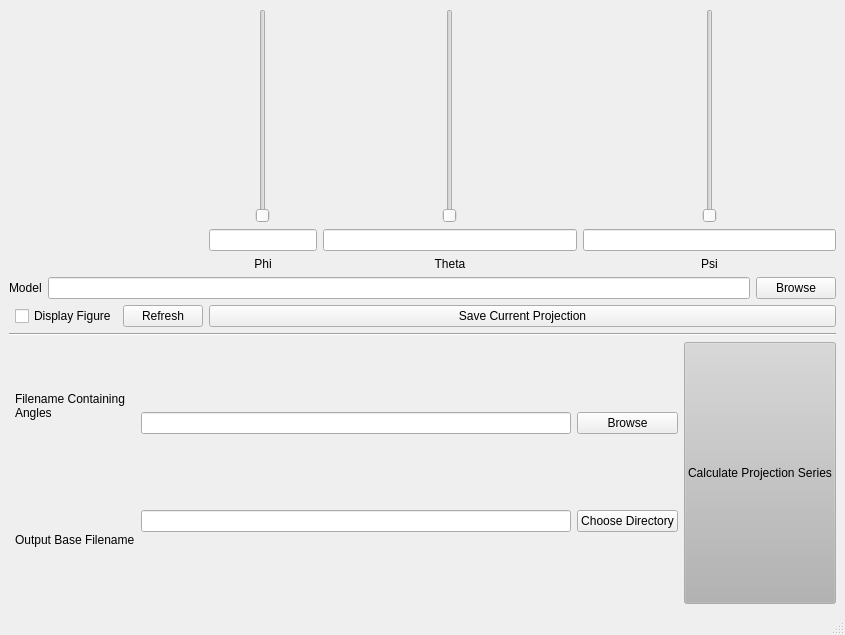
Qt form projectioncalculator.ui (genfire-em/GENFIRE-Python) before a commit.
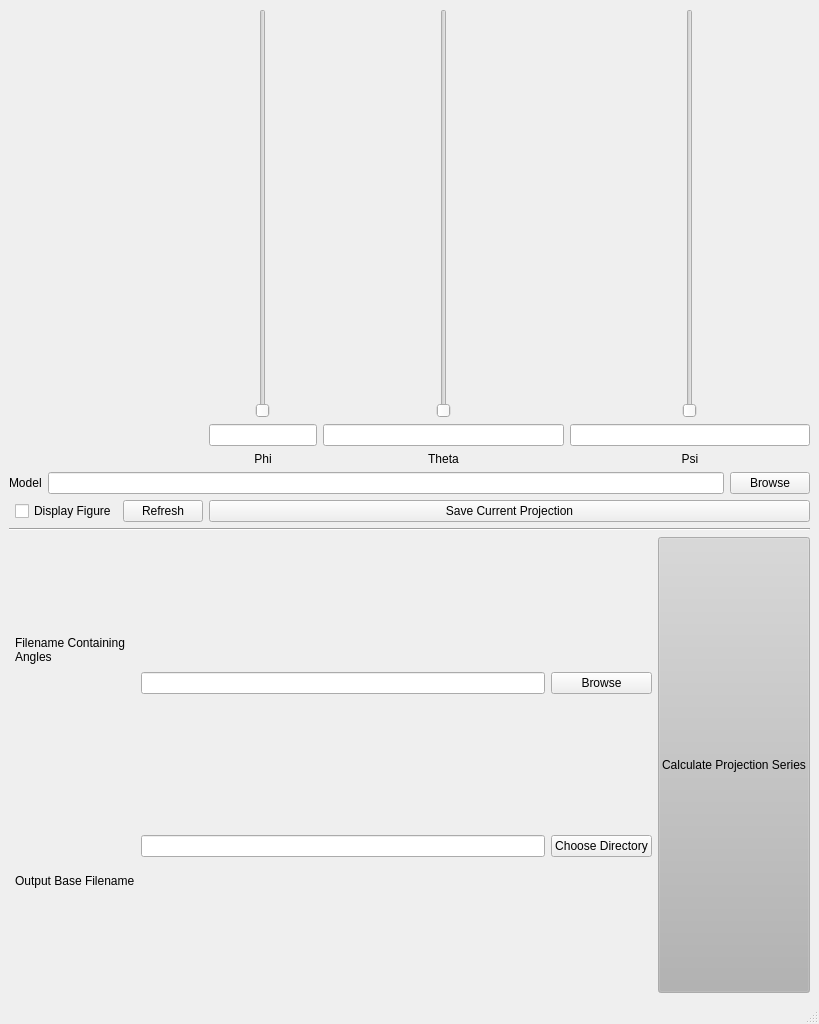
The same form after that commit.

The edit to the form file:
```diff
--- a/projectioncalculator.ui
+++ b/projectioncalculator.ui
@@ -6,8 +6,8 @@
    <rect>
     <x>0</x>
     <y>0</y>
-    <width>845</width>
-    <height>635</height>
+    <width>819</width>
+    <height>1024</height>
    </rect>
   </property>
   <property name="windowTitle">
```
Left out of the diff: 2 changed lines with no effect on the pictures.
